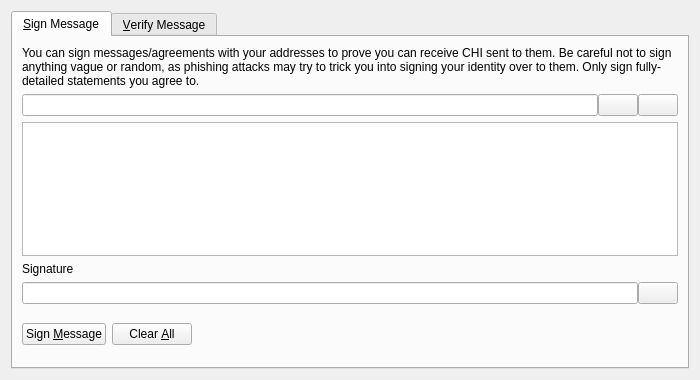
Before: the Qt Designer form src/qt/forms/signverifymessagedialog.ui in cryptocrowd-city/xcrc-core-wallet, drawn with Qt 5.
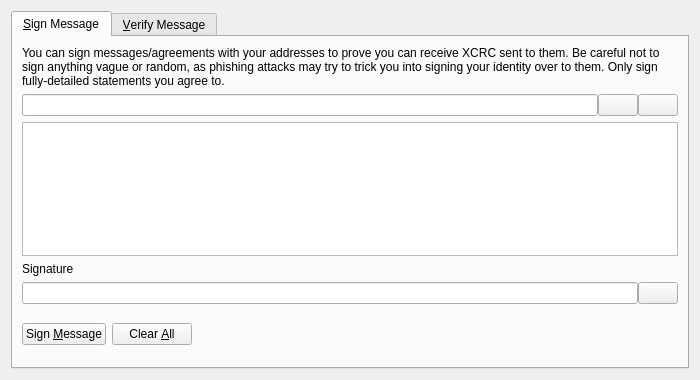
After: the same form once the commit is applied. Icons and pictures are not drawn. Custom widgets are drawn as their Qt base class.

```diff
--- a/src/qt/forms/signverifymessagedialog.ui
+++ b/src/qt/forms/signverifymessagedialog.ui
@@ -30,7 +30,7 @@
        <item>
         <widget class="QLabel" name="infoLabel_SM">
          <property name="text">
-          <string>You can sign messages/agreements with your addresses to prove you can receive CHI sent to them. Be careful not to sign anything vague or random, as phishing attacks may try to trick you into signing your identity over to them. Only sign fully-detailed statements you agree to.</string>
+          <string>You can sign messages/agreements with your addresses to prove you can receive XCRC sent to them. Be careful not to sign anything vague or random, as phishing attacks may try to trick you into signing your identity over to them. Only sign fully-detailed statements you agree to.</string>
          </property>
          <property name="textFormat">
           <enum>Qt::PlainText</enum>
```
